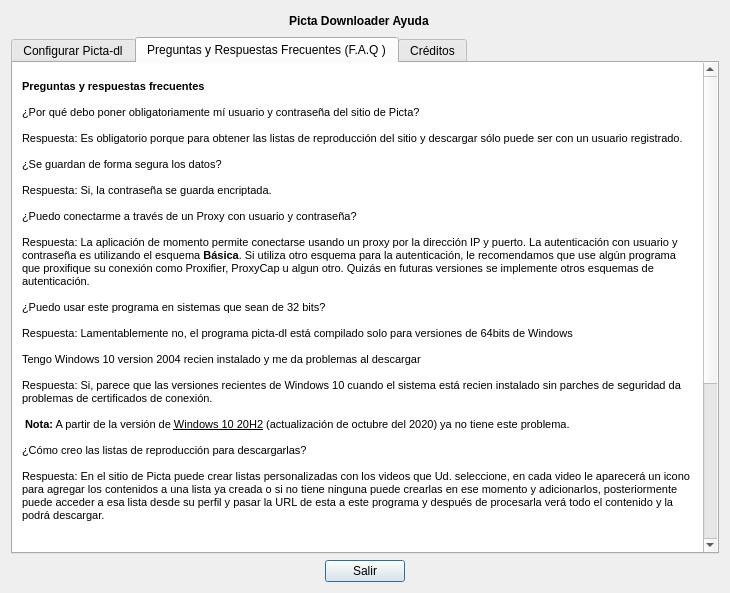
Before: the Qt Designer form information.ui in oleksis/picta-dl-gui, drawn with Qt 5.
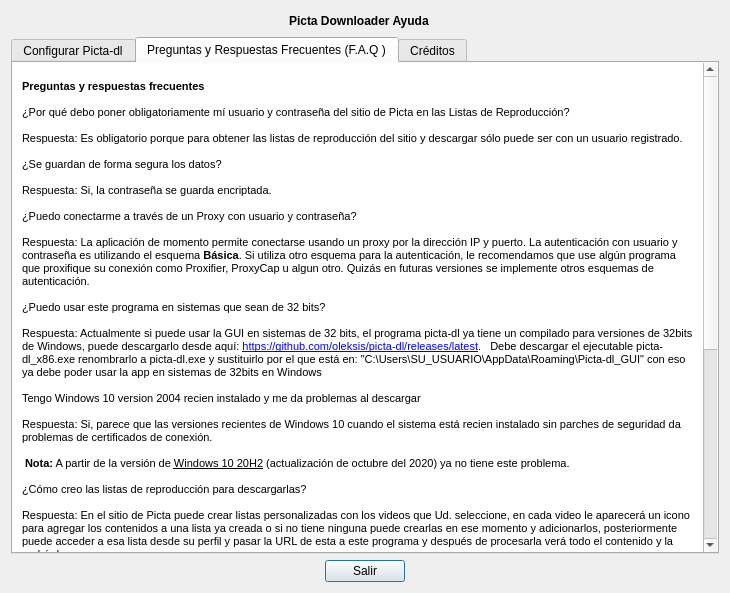
After: the same form once the commit is applied. The open tabs and pages were chosen to show the change. Icons and pictures are not drawn.

Commit message: It is only necessary to configure Picta username and password for Playlist downloads

```diff
--- a/information.ui
+++ b/information.ui
@@ -243,7 +243,7 @@
 &lt;html&gt;&lt;head&gt;&lt;meta name=&quot;qrichtext&quot; content=&quot;1&quot; /&gt;&lt;style type=&quot;text/css&quot;&gt;
 p, li { white-space: pre-wrap; }
 &lt;/style&gt;&lt;/head&gt;&lt;body style=&quot; font-family:'Arial','Arial'; font-size:8.25pt; font-weight:400; font-style:normal;&quot;&gt;
-&lt;p style=&quot; margin-top:10px; margin-bottom:10px; margin-left:5px; margin-right:5px; -qt-block-indent:0; text-indent:0px;&quot;&gt;&lt;span style=&quot; font-family:'Arial';&quot;&gt;&lt;br /&gt;&lt;/span&gt;&lt;span style=&quot; font-family:'Arial'; font-weight:600;&quot;&gt;Preguntas y respuestas frecuentes&lt;/span&gt;&lt;span style=&quot; font-family:'Arial';&quot;&gt;&lt;br /&gt;&lt;br /&gt;&lt;/span&gt;&lt;span style=&quot; font-family:'Arial'; font-weight:496;&quot;&gt;¿Por qué debo poner obligatoriamente mí usuario y contraseña del sitio de Picta?&lt;/span&gt;&lt;span style=&quot; font-family:'Arial';&quot;&gt;&lt;br /&gt;&lt;br /&gt;Respuesta: Es obligatorio porque para obtener las listas de reproducción del sitio y descargar sólo puede ser con un usuario registrado.&lt;br /&gt;&lt;br /&gt;&lt;/span&gt;&lt;span style=&quot; font-family:'Arial'; font-weight:496;&quot;&gt;¿Se guardan de forma segura los datos?&lt;/span&gt;&lt;span style=&quot; font-family:'Arial';&quot;&gt;&lt;br /&gt;&lt;br /&gt;Respuesta: Si, la contraseña se guarda encriptada.&lt;br /&gt;&lt;br /&gt;&lt;/span&gt;&lt;span style=&quot; font-family:'Arial'; font-weight:496;&quot;&gt;¿Puedo conectarme a través de un Proxy con usuario y contraseña?&lt;/span&gt;&lt;span style=&quot; font-family:'Arial';&quot;&gt;&lt;br /&gt;&lt;br /&gt;Respuesta: La aplicación de momento permite conectarse usando un proxy por la dirección IP y puerto. La autenticación con usuario y contraseña es utilizando el esquema &lt;/span&gt;&lt;span style=&quot; font-family:'Arial'; font-weight:600;&quot;&gt;Básica&lt;/span&gt;&lt;span style=&quot; font-family:'Arial';&quot;&gt;. Si utiliza otro esquema para la autenticación, le recomendamos que use algún programa que proxifique su conexión como Proxifier, ProxyCap u algun otro. Quizás en futuras versiones se implemente otros esquemas de autenticación.&lt;br /&gt;&lt;br /&gt;&lt;/span&gt;&lt;span style=&quot; font-family:'Arial'; font-weight:496;&quot;&gt;¿Puedo usar este programa en sistemas que sean de 32 bits?&lt;/span&gt;&lt;span style=&quot; font-family:'Arial';&quot;&gt;&lt;br /&gt;&lt;br /&gt;Respuesta: Lamentablemente no, el programa picta-dl está compilado solo para versiones de 64bits de Windows&lt;br /&gt;&lt;br /&gt;&lt;/span&gt;&lt;span style=&quot; font-family:'Arial'; font-weight:496;&quot;&gt;Tengo Windows 10 version 2004 recien instalado y me da problemas al descargar&lt;/span&gt;&lt;span style=&quot; font-family:'Arial';&quot;&gt;&lt;br /&gt;&lt;br /&gt;Respuesta: Si, parece que las versiones recientes de Windows 10 cuando el sistema está recien instalado sin parches de seguridad da problemas de certificados de conexión.&lt;br /&gt;&lt;br /&gt; &lt;/span&gt;&lt;span style=&quot; font-family:'Arial'; font-weight:600;&quot;&gt;Nota:&lt;/span&gt;&lt;span style=&quot; font-family:'Arial';&quot;&gt; A partir de la versión de &lt;/span&gt;&lt;span style=&quot; font-family:'Arial'; text-decoration: underline;&quot;&gt;Windows 10 20H2&lt;/span&gt;&lt;span style=&quot; font-family:'Arial';&quot;&gt; (actualización de octubre del 2020) ya no tiene este problema.&lt;br /&gt;&lt;br /&gt;&lt;/span&gt;&lt;span style=&quot; font-family:'Arial'; font-weight:496;&quot;&gt;¿Cómo creo las listas de reproducción para descargarlas?&lt;/span&gt;&lt;span style=&quot; font-family:'Arial';&quot;&gt;&lt;br /&gt;&lt;br /&gt;Respuesta: En el sitio de Picta puede crear listas personalizadas con los videos que Ud. seleccione, en cada video le aparecerá un icono para agregar los contenidos a una lista ya creada o si no tiene ninguna puede crearlas en ese momento y adicionarlos, posteriormente puede acceder a esa lista desde su perfil y pasar la URL de esta a este programa y después de procesarla verá todo el contenido y la podrá descargar. &lt;br /&gt;&lt;br /&gt;&lt;/span&gt;&lt;img src=&quot;:/Ayuda/icono_de_lista.png&quot; /&gt;&lt;span style=&quot; font-family:'Arial';&quot;&gt;&lt;br /&gt;&lt;br /&gt;&lt;/span&gt;&lt;span style=&quot; font-family:'Arial'; font-weight:496;&quot;&gt;¿Puedo descargar más de una lista de reproducción?&lt;/span&gt;&lt;span style=&quot; font-family:'Arial';&quot;&gt;&lt;br /&gt;&lt;br /&gt;Respuesta: Si, cuando quiera descargar una lista solo pegue la URL, procese, descargue y así por cada lista que tenga creada o de las que ya están creadas en el sitio.&lt;br /&gt;&lt;br /&gt;&lt;/span&gt;&lt;span style=&quot; font-family:'Arial'; font-weight:496;&quot;&gt;¿Cómo identifico las listas de reproducción en el sitio de Picta?&lt;/span&gt;&lt;span style=&quot; font-family:'Arial';&quot;&gt;&lt;br /&gt;&lt;br /&gt;Respuesta: Las listas creadas en el sitio por las personas que suben contenidos a los canales se pueden identificar por el icono que se muestra a la derecha donde se ve la lista de los vídeos que contiene, cuando copia esa URL y la pasa a esta aplicación y la procesa verá el listado de los mismos, aquí una imagen de una lista de reproducción: &lt;br /&gt;&lt;br /&gt;&lt;/span&gt;&lt;img src=&quot;:/Ayuda/picta_lista_canal.png&quot; /&gt;&lt;span style=&quot; font-family:'Arial';&quot;&gt;&lt;br /&gt;&lt;br /&gt;&lt;/span&gt;&lt;span style=&quot; font-family:'Arial'; font-weight:496;&quot;&gt;¿Debo instalar algo adicional para que funcione esta aplicación?&lt;/span&gt;&lt;span style=&quot; font-family:'Arial';&quot;&gt;&lt;br /&gt;&lt;br /&gt;Respuesta: No, ya todo lo necesario para funcione viene con ella, el picta-dl y el FFmpeg para procesar los vídeos.&lt;br /&gt;&lt;br /&gt;&lt;/span&gt;&lt;/p&gt;&lt;/body&gt;&lt;/html&gt;</string>
+&lt;p style=&quot; margin-top:10px; margin-bottom:10px; margin-left:5px; margin-right:5px; -qt-block-indent:0; text-indent:0px;&quot;&gt;&lt;span style=&quot; font-family:'Arial';&quot;&gt;&lt;br /&gt;&lt;/span&gt;&lt;span style=&quot; font-family:'Arial'; font-weight:600;&quot;&gt;Preguntas y respuestas frecuentes&lt;/span&gt;&lt;span style=&quot; font-family:'Arial';&quot;&gt;&lt;br /&gt;&lt;br /&gt;&lt;/span&gt;&lt;span style=&quot; font-family:'Arial'; font-weight:496;&quot;&gt;¿Por qué debo poner obligatoriamente mí usuario y contraseña del sitio de Picta en las Listas de Reproducción?&lt;/span&gt;&lt;span style=&quot; font-family:'Arial';&quot;&gt;&lt;br /&gt;&lt;br /&gt;Respuesta: Es obligatorio porque para obtener las listas de reproducción del sitio y descargar sólo puede ser con un usuario registrado.&lt;br /&gt;&lt;br /&gt;&lt;/span&gt;&lt;span style=&quot; font-family:'Arial'; font-weight:496;&quot;&gt;¿Se guardan de forma segura los datos?&lt;/span&gt;&lt;span style=&quot; font-family:'Arial';&quot;&gt;&lt;br /&gt;&lt;br /&gt;Respuesta: Si, la contraseña se guarda encriptada.&lt;br /&gt;&lt;br /&gt;&lt;/span&gt;&lt;span style=&quot; font-family:'Arial'; font-weight:496;&quot;&gt;¿Puedo conectarme a través de un Proxy con usuario y contraseña?&lt;/span&gt;&lt;span style=&quot; font-family:'Arial';&quot;&gt;&lt;br /&gt;&lt;br /&gt;Respuesta: La aplicación de momento permite conectarse usando un proxy por la dirección IP y puerto. La autenticación con usuario y contraseña es utilizando el esquema &lt;/span&gt;&lt;span style=&quot; font-family:'Arial'; font-weight:600;&quot;&gt;Básica&lt;/span&gt;&lt;span style=&quot; font-family:'Arial';&quot;&gt;. Si utiliza otro esquema para la autenticación, le recomendamos que use algún programa que proxifique su conexión como Proxifier, ProxyCap u algun otro. Quizás en futuras versiones se implemente otros esquemas de autenticación.&lt;br /&gt;&lt;br /&gt;&lt;/span&gt;&lt;span style=&quot; font-family:'Arial'; font-weight:496;&quot;&gt;¿Puedo usar este programa en sistemas que sean de 32 bits?&lt;/span&gt;&lt;span style=&quot; font-family:'Arial';&quot;&gt;&lt;br /&gt;&lt;br /&gt;Respuesta: Actualmente si puede usar la GUI en sistemas de 32 bits, el programa picta-dl ya tiene un compilado para versiones de 32bits de Windows, puede descargarlo desde aquí: &lt;/span&gt;&lt;a href=&quot;https://github.com/oleksis/picta-dl/releases/latest&quot;&gt;&lt;span style=&quot; font-family:'Arial'; text-decoration: underline; color:#0000ff;&quot;&gt;https://github.com/oleksis/picta-dl/releases/latest&lt;/span&gt;&lt;/a&gt;&lt;span style=&quot; font-family:'Arial';&quot;&gt;.   Debe descargar el ejecutable picta-dl_x86.exe renombrarlo a picta-dl.exe y sustituirlo por el que está en: &amp;quot;C:\Users\SU_USUARIO\AppData\Roaming\Picta-dl_GUI&amp;quot; con eso ya debe poder usar la app en sistemas de 32bits en Windows &lt;br /&gt;&lt;br /&gt;&lt;/span&gt;&lt;span style=&quot; font-family:'Arial'; font-weight:496;&quot;&gt;Tengo Windows 10 version 2004 recien instalado y me da problemas al descargar&lt;/span&gt;&lt;span style=&quot; font-family:'Arial';&quot;&gt;&lt;br /&gt;&lt;br /&gt;Respuesta: Si, parece que las versiones recientes de Windows 10 cuando el sistema está recien instalado sin parches de seguridad da problemas de certificados de conexión.&lt;br /&gt;&lt;br /&gt; &lt;/span&gt;&lt;span style=&quot; font-family:'Arial'; font-weight:600;&quot;&gt;Nota:&lt;/span&gt;&lt;span style=&quot; font-family:'Arial';&quot;&gt; A partir de la versión de &lt;/span&gt;&lt;span style=&quot; font-family:'Arial'; text-decoration: underline;&quot;&gt;Windows 10 20H2&lt;/span&gt;&lt;span style=&quot; font-family:'Arial';&quot;&gt; (actualización de octubre del 2020) ya no tiene este problema.&lt;br /&gt;&lt;br /&gt;&lt;/span&gt;&lt;span style=&quot; font-family:'Arial'; font-weight:496;&quot;&gt;¿Cómo creo las listas de reproducción para descargarlas?&lt;/span&gt;&lt;span style=&quot; font-family:'Arial';&quot;&gt;&lt;br /&gt;&lt;br /&gt;Respuesta: En el sitio de Picta puede crear listas personalizadas con los videos que Ud. seleccione, en cada video le aparecerá un icono para agregar los contenidos a una lista ya creada o si no tiene ninguna puede crearlas en ese momento y adicionarlos, posteriormente puede acceder a esa lista desde su perfil y pasar la URL de esta a este programa y después de procesarla verá todo el contenido y la podrá descargar. &lt;br /&gt;&lt;br /&gt;&lt;/span&gt;&lt;img src=&quot;:/Ayuda/icono_de_lista.png&quot; /&gt;&lt;span style=&quot; font-family:'Arial';&quot;&gt;&lt;br /&gt;&lt;br /&gt;&lt;/span&gt;&lt;span style=&quot; font-family:'Arial'; font-weight:496;&quot;&gt;¿Puedo descargar más de una lista de reproducción?&lt;/span&gt;&lt;span style=&quot; font-family:'Arial';&quot;&gt;&lt;br /&gt;&lt;br /&gt;Respuesta: Si, cuando quiera descargar una lista solo pegue la URL, procese, descargue y así por cada lista que tenga creada o de las que ya están creadas en el sitio.&lt;br /&gt;&lt;br /&gt;&lt;/span&gt;&lt;span style=&quot; font-family:'Arial'; font-weight:496;&quot;&gt;¿Cómo identifico las listas de reproducción en el sitio de Picta?&lt;/span&gt;&lt;span style=&quot; font-family:'Arial';&quot;&gt;&lt;br /&gt;&lt;br /&gt;Respuesta: Las listas creadas en el sitio por las personas que suben contenidos a los canales se pueden identificar por el icono que se muestra a la derecha donde se ve la lista de los vídeos que contiene, cuando copia esa URL y la pasa a esta aplicación y la procesa verá el listado de los mismos, aquí una imagen de una lista de reproducción: &lt;br /&gt;&lt;br /&gt;&lt;/span&gt;&lt;img src=&quot;:/Ayuda/picta_lista_canal.png&quot; /&gt;&lt;span style=&quot; font-family:'Arial';&quot;&gt;&lt;br /&gt;&lt;br /&gt;&lt;/span&gt;&lt;span style=&quot; font-family:'Arial'; font-weight:496;&quot;&gt;¿Debo instalar algo adicional para que funcione esta aplicación?&lt;/span&gt;&lt;span style=&quot; font-family:'Arial';&quot;&gt;&lt;br /&gt;&lt;br /&gt;Respuesta: No, ya todo lo necesario para funcione viene con ella, el picta-dl y el FFmpeg para procesar los vídeos.&lt;br /&gt;&lt;br /&gt;&lt;/span&gt;&lt;span style=&quot; font-family:'Arial'; font-weight:496;&quot;&gt;¿Puedo descargar vídeos de Youtube?&lt;/span&gt;&lt;span style=&quot; font-family:'Arial';&quot;&gt;&lt;br /&gt;&lt;br /&gt;Respuesta: Si, actualmente la GUI permite descargar vídeos de Youtube.com, Youtu.be y m.youtube.com&lt;br /&gt;&lt;br /&gt;&lt;/span&gt;&lt;/p&gt;&lt;/body&gt;&lt;/html&gt;</string>
          </property>
          <property name="textInteractionFlags">
           <set>Qt::TextSelectableByKeyboard|Qt::TextSelectableByMouse</set>
```
The commit also changes 3 other files.
